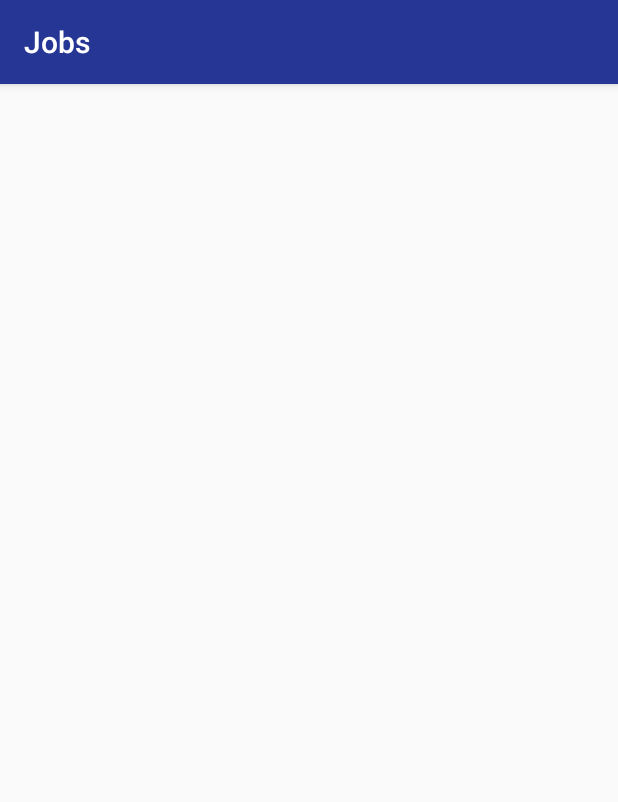
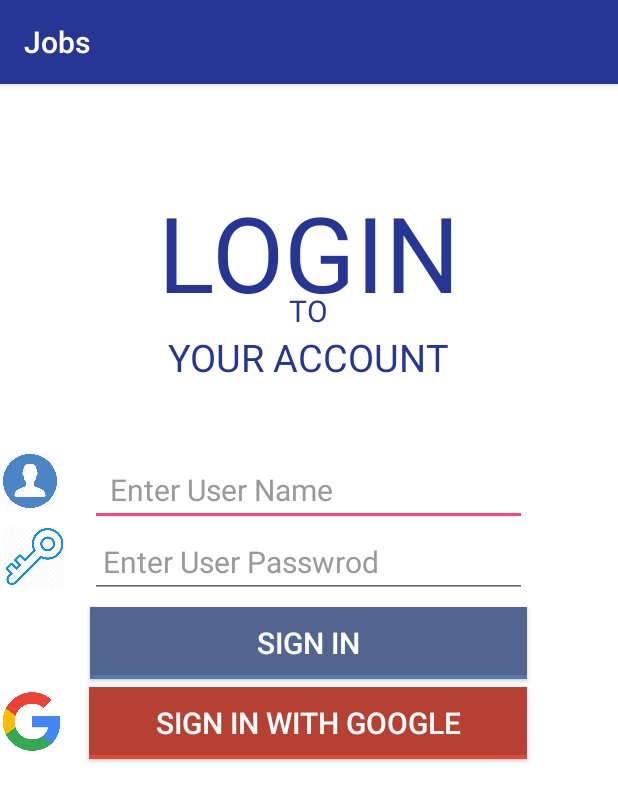
Before and after one commit to anissiam/Job, an Android app: the Login_Emp_Activity screen opened directly, with no data from a screen before it, on a phone screen of 412 x 824 dp. Shown: the top 802 px of the screen. Run offline under Robolectric (Android 15) with nearby library versions, the phone set to English and light mode, and no system bars.

Commit message:
logon activity

```diff
--- a/app/src/main/java/com/example/aniss/jobs/Login_Emp_Activity.java
+++ b/app/src/main/java/com/example/aniss/jobs/Login_Emp_Activity.java
@@ -9,5 +9,6 @@ public class Login_Emp_Activity extends AppCompatActivity {
     protected void onCreate(Bundle savedInstanceState) {
         super.onCreate(savedInstanceState);
         setContentView(R.layout.activity_login__emp_);
+
     }
 }
--- a/app/src/main/java/com/example/aniss/jobs/MainActivity.java
+++ b/app/src/main/java/com/example/aniss/jobs/MainActivity.java
@@ -17,7 +17,9 @@ public class MainActivity extends AppCompatActivity {
             profile.setOnClickListener(new View.OnClickListener() {
                 @Override
                 public void onClick(View view) {
-                    Toast.makeText(getApplication(),"Profile",Toast.LENGTH_SHORT).show();
+                    Intent intent = new Intent(MainActivity.this,
+                            Login_Emp_Activity.class);
+                    startActivity(intent);
                 }
             });
 
--- /dev/null
+++ b/app/src/main/res/drawable/blue_btn_drawable.xml
@@ -0,0 +1,5 @@
+<?xml version="1.0" encoding="utf-8"?>
+<selector xmlns:android="http://schemas.android.com/apk/res/android">
+    <item android:state_pressed="true" android:drawable="@drawable/blue_btn_rectangle_drawable_pressed"/>
+    <item android:drawable="@drawable/blue_btn_rectangle_drawable_normal"/>
+</selector>
--- /dev/null
+++ b/app/src/main/res/drawable/blue_btn_rectangle_drawable_normal.xml
@@ -0,0 +1,11 @@
+<?xml version="1.0" encoding="utf-8"?>
+<layer-list xmlns:android="http://schemas.android.com/apk/res/android">
+    <item android:drawable="@drawable/blue_btn_rectangle_drawable_pressed" />
+
+    <item android:bottom="@dimen/layer_padding">
+        <shape android:shape="rectangle">
+            <corners android:radius="@dimen/corner_radius" />
+            <solid android:color="@color/blue_normal" />
+        </shape>
+    </item>
+</layer-list>
--- /dev/null
+++ b/app/src/main/res/drawable/blue_btn_rectangle_drawable_pressed.xml
@@ -0,0 +1,7 @@
+<?xml version="1.0" encoding="utf-8"?>
+
+<shape xmlns:android="http://schemas.android.com/apk/res/android"
+    android:shape="rectangle">
+    <corners android:radius="@dimen/corner_radius" />
+    <solid android:color="@color/blue_pressed" />
+</shape>
--- /dev/null
+++ b/app/src/main/res/drawable/google_btn_drawable.xml
@@ -0,0 +1,5 @@
+<?xml version="1.0" encoding="utf-8"?>
+    <selector xmlns:android="http://schemas.android.com/apk/res/android">
+        <item android:state_pressed="true" android:drawable="@drawable/google_btn_rectangle_drawable_pressed"/>
+        <item android:drawable="@drawable/google_btn_rectangle_drawable_normal"/>
+    </selector>
--- /dev/null
+++ b/app/src/main/res/drawable/google_btn_rectangle_drawable_normal.xml
@@ -0,0 +1,11 @@
+<?xml version="1.0" encoding="utf-8"?>
+    <layer-list xmlns:android="http://schemas.android.com/apk/res/android">
+        <item android:drawable="@drawable/google_btn_rectangle_drawable_pressed" />
+
+        <item android:bottom="@dimen/layer_padding">
+            <shape android:shape="rectangle">
+                <corners android:radius="@dimen/corner_radius" />
+                <solid android:color="@color/red_normal" />
+            </shape>
+        </item>
+    </layer-list>
--- /dev/null
+++ b/app/src/main/res/drawable/google_btn_rectangle_drawable_pressed.xml
@@ -0,0 +1,6 @@
+<?xml version="1.0" encoding="utf-8"?>
+<shape xmlns:android="http://schemas.android.com/apk/res/android"
+    android:shape="rectangle">
+    <corners android:radius="@dimen/corner_radius" />
+    <solid android:color="@color/red_pressed" />
+</shape>
--- a/app/src/main/res/layout/activity_login__emp_.xml
+++ b/app/src/main/res/layout/activity_login__emp_.xml
@@ -1,9 +1,154 @@
-<?xml version="1.0" encoding="utf-8"?>
-<android.support.constraint.ConstraintLayout xmlns:android="http://schemas.android.com/apk/res/android"
+<RelativeLayout xmlns:android="http://schemas.android.com/apk/res/android"
     xmlns:app="http://schemas.android.com/apk/res-auto"
-    xmlns:tools="http://schemas.android.com/tools"
-    android:layout_width="match_parent"
-    android:layout_height="match_parent"
-    tools:context=".Login_Emp_Activity">
+    xmlns:tools="http://schemas.android.com/tools" android:layout_width="match_parent"
+    android:layout_height="match_parent"  tools:context=".MainActivity"
+    android:background="#fff">
 
-</android.support.constraint.ConstraintLayout>
+    <View
+        android:id="@+id/title"
+        android:layout_width="match_parent"
+        android:layout_height="wrap_content"
+
+        android:layout_alignParentTop="true"
+        android:alpha="0.5" />
+
+    <TextView
+        android:layout_width="wrap_content"
+        android:layout_height="wrap_content"
+        android:textAppearance="?android:attr/textAppearanceMedium"
+        android:text="LOGIN"
+        android:textSize="70sp"
+        android:id="@+id/textView"
+        android:textColor="#263694"
+        android:layout_marginTop="65dp"
+        android:layout_alignParentTop="true"
+        android:layout_centerHorizontal="true" />
+
+    <TextView
+        android:layout_width="wrap_content"
+        android:layout_height="wrap_content"
+        android:textAppearance="?android:attr/textAppearanceMedium"
+        android:text="TO"
+        android:textColor="#263694"
+        android:textSize="20sp"
+        android:id="@+id/textView2"
+        android:layout_marginTop="72dp"
+        android:layout_alignTop="@+id/textView"
+        android:layout_centerHorizontal="true" />
+
+    <TextView
+        android:layout_width="wrap_content"
+        android:layout_height="wrap_content"
+        android:textAppearance="?android:attr/textAppearanceMedium"
+        android:text="YOUR ACCOUNT"
+        android:textColor="#263694"
+        android:textSize="25sp"
+        android:id="@+id/textView3"
+        android:layout_below="@+id/textView2"
+        android:layout_centerHorizontal="true" />
+
+    <EditText
+        android:id="@+id/editText"
+        android:layout_width="291dp"
+        android:layout_height="wrap_content"
+        android:layout_below="@+id/textView3"
+        android:layout_centerHorizontal="true"
+        android:layout_marginLeft="20dp"
+        android:layout_marginRight="20dp"
+        android:layout_marginTop="47dp"
+
+        android:hint="  Enter User Name"
+        android:textColor="#FFFFFF"
+        android:textColorHint="#999999"
+        android:textSize="20sp" />
+
+    <EditText
+        android:layout_width="wrap_content"
+        android:layout_height="wrap_content"
+        android:inputType="textPassword"
+        android:ems="10"
+        android:hint=" Enter User Passwrod"
+
+        android:textSize="20sp"
+        android:textColorHint="#999999"
+        android:textColor="#FFFFFF"
+        android:id="@+id/editText2"
+        android:layout_below="@+id/editText"
+        android:layout_alignLeft="@+id/editText"
+        android:layout_alignStart="@+id/editText"
+        android:layout_alignRight="@+id/editText"
+        android:layout_alignEnd="@+id/editText" />
+
+    <Button
+        android:layout_width="fill_parent"
+        android:layout_height="wrap_content"
+        android:background="@drawable/blue_btn_drawable"
+        android:textColor="@android:color/white"
+        android:text="SIGN IN"
+        android:textSize="20sp"
+        android:id="@+id/button3"
+        android:layout_below="@+id/editText2"
+        android:layout_marginTop="6dp"
+        android:layout_alignLeft="@+id/editText2"
+        android:layout_alignStart="@+id/editText2"
+        android:layout_alignRight="@+id/editText2"
+        android:layout_alignEnd="@+id/editText2" />
+
+    <TextView
+        android:layout_width="wrap_content"
+        android:layout_height="wrap_content"
+        android:textAppearance="?android:attr/textAppearanceSmall"
+        android:text="Android | Lollipop | Material | Yasir | Ameen | Login | Design | Activity | Blog | Facebook | Google | Kitkat | Marshmallow | Google"
+        android:textColor="#FFFFFF"
+        android:alpha="0.6"
+        android:id="@+id/textView4"
+        android:gravity="center_horizontal"
+        android:layout_alignParentBottom="true"
+        android:layout_marginBottom="41dp"
+        android:layout_alignRight="@+id/button3"
+        android:layout_alignEnd="@+id/button3"
+        android:layout_alignLeft="@+id/button3"
+        android:layout_alignStart="@+id/button3" />
+
+    <Button
+        android:id="@+id/button"
+        android:layout_width="292dp"
+        android:layout_height="wrap_content"
+        android:layout_alignEnd="@+id/button3"
+        android:layout_alignRight="@+id/button3"
+        android:layout_below="@+id/button3"
+        android:layout_marginLeft="1dp"
+        android:layout_marginStart="1dp"
+        android:layout_marginTop="5dp"
+        android:layout_toRightOf="@+id/button2"
+        android:background="@drawable/google_btn_drawable"
+        android:text="SIGN IN WITH GOOGLE"
+        android:textColor="@android:color/white"
+        android:textSize="20sp" />
+
+    <ImageView
+        android:id="@+id/imageView3"
+        android:layout_width="40dp"
+        android:layout_height="36dp"
+
+        android:layout_alignTop="@+id/editText"
+        app:srcCompat="@drawable/use" />
+
+    <ImageView
+        android:id="@+id/imageView4"
+        android:layout_width="45dp"
+        android:layout_height="42dp"
+
+        android:layout_below="@+id/editText"
+        app:srcCompat="@drawable/password" />
+
+    <ImageView
+        android:id="@+id/imageView5"
+        android:layout_width="42dp"
+        android:layout_height="46dp"
+        android:layout_alignTop="@+id/button"
+
+
+        app:srcCompat="@drawable/google" />
+
+</RelativeLayout>
--- a/app/src/main/res/values/colors.xml
+++ b/app/src/main/res/values/colors.xml
@@ -6,4 +6,8 @@
     <color name="viewBg">#f1f5f8</color>
     <color name="album_title">#c87f7f</color>
     <color name="jobs_PS">#263694</color>
+    <color name="red_pressed">#DD4B39</color>
+    <color name="red_normal">#B64032</color>
+    <color name="blue_pressed">#5A76B1</color>
+    <color name="blue_normal">#516590</color>
 </resources>
--- a/app/src/main/res/values/dimens.xml
+++ b/app/src/main/res/values/dimens.xml
@@ -2,4 +2,7 @@
     <!-- Default screen margins, per the Android Design guidelines. -->
     <dimen name="activity_horizontal_margin">16dp</dimen>
     <dimen name="activity_vertical_margin">16dp</dimen>
+        <dimen name="corner_radius">0dp</dimen>
+        <dimen name="layer_padding">3dp</dimen>
+
 </resources>
```
Also changed, not shown: app/src/main/res/drawable/google.png (added), app/src/main/res/drawable/password.png (added), app/src/main/res/drawable/use.png (added).
